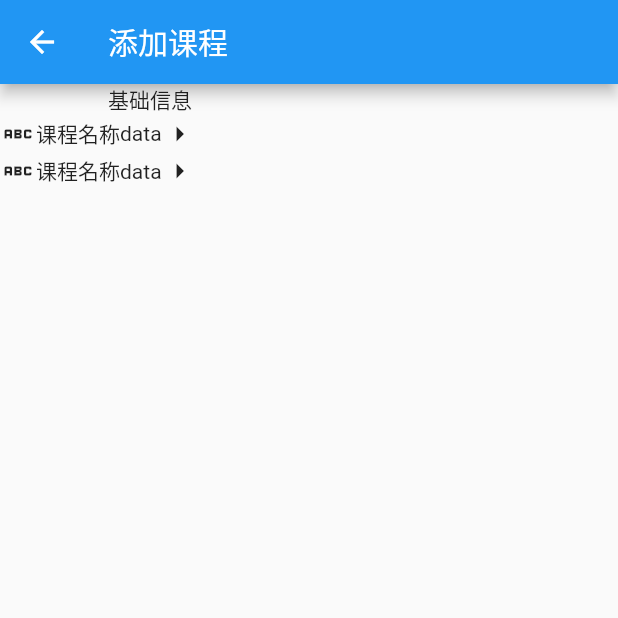
After one commit to GuuHeng/SmartEducation, a Flutter app: the SubjectAddPage screen opened directly, on a phone screen of 412 x 824 dp, the top half of it. The commit adds this screen. Run offline on Flutter 3.47's test engine with Material 2 defaults, Android fonts, the phone set to English and light mode, and no system bars; our stand-ins replace flutter_easyloading, shared_preferences, sqflite, time; accounts and stored records are empty.

Commit message:
no message

```diff
--- a/lib/pages/splash.dart
+++ b/lib/pages/splash.dart
@@ -1,7 +1,7 @@
 import 'package:flutter/material.dart';
 import 'package:smart_education/home/smart_education.dart';
 import 'package:smart_education/util/device.dart';
-
+import 'package:sqflite/sqflite.dart';
 import '../util/database/database_manager.dart';
 
 class Splash extends StatefulWidget {
@@ -19,9 +19,6 @@ class SplashState extends State<StatefulWidget> {
   @override
   void initState() {
     super.initState();
-
-    DatabaseManager().open("db_id");
-
     Future.delayed(Duration(seconds: 3), () {
       setState(() {
         splashHidden = true;
--- /dev/null
+++ b/lib/pages/timetable/subject_add_page.dart
@@ -0,0 +1,45 @@
+import 'package:flutter/material.dart';
+import 'package:smart_education/util/constant.dart';
+
+class SubjectAddPage extends StatefulWidget {
+  @override
+  State<StatefulWidget> createState() {
+    return SubjectAddPageState();
+  }
+}
+
+class SubjectAddPageState extends State<SubjectAddPage> {
+  @override
+  Widget build(BuildContext context) {
+    return Scaffold(
+        appBar: AppBar(
+          title: Text('添加课程'),
+        ),
+        body: Column(
+          children: [
+            Text("基础信息"),
+            Container(
+              width: 200,
+              height: 100,
+              child: ListView.separated(
+                  itemBuilder: (BuildContext context, int index) {
+                    return Row(
+                      children: [
+                        Icon(Icons.abc),
+                        Text("课程名称"),
+                        Stack(
+                          children: [Text("data")],
+                        ),
+                        Icon(Icons.arrow_right)
+                      ],
+                    );
+                  },
+                  separatorBuilder: (BuildContext context, int index) {
+                    return Divider(height: 1.0, color: Color(AppColor.list_separated_color));
+                  },
+                  itemCount: 2),
+            )
+          ],
+        ));
+  }
+}
--- a/lib/pages/timetable/timetable.dart
+++ b/lib/pages/timetable/timetable.dart
@@ -19,7 +19,7 @@ class TimeTable extends StatefulWidget {
 class _TimeTableState extends State<TimeTable> {
   // 时间区域的宽度
   final double timeAreaWidth = 50;
-  TimeTableDataManager _dataManager = TimeTableDataManager.dataManager;
+  TimeTableDataManager _dataManager = TimeTableDataManager();
 
   @override
   void initState() {
--- a/lib/pages/timetable/weekday_timetable.dart
+++ b/lib/pages/timetable/weekday_timetable.dart
@@ -26,7 +26,7 @@ class WeekdayTimeTableState extends State {
   // 装填这周每节课数据
   List<ClassSubjectUserData>? csUserDataList;
 
-  TimeTableDataManager _dataManager = TimeTableDataManager.dataManager;
+  TimeTableDataManager _dataManager = TimeTableDataManager();
   late WeekdayTimeTableData timeTableData;
   @override
   void initState() {
--- a/lib/router.dart
+++ b/lib/router.dart
@@ -1,4 +1,5 @@
 import 'package:flutter/material.dart';
+import 'package:smart_education/pages/timetable/subject_add_page.dart';
 import 'pages/timetable/subject_management.dart';
 import 'pages/timetable/timetable.dart';
 import 'pages/timetable/timetable_management.dart';
@@ -12,6 +13,7 @@ class SERouter {
 
   static const timetableManagementPage = 'timetable/management/timetable';
   static const subjectManagementPage = 'timetable/management/subject';
+  static const subjectAddPage = 'timetable/management/subject/add';
 
   Widget _generatePage(String url, dynamic params) {
     switch (url) {
@@ -25,6 +27,8 @@ class SERouter {
         return TimetableManagementPage();
       case subjectManagementPage:
         return SubjectManagementPage();
+      case subjectAddPage:
+        return SubjectAddPage();
     }
     return Scaffold();
   }
```
Also changed, not shown: lib/home/smart_education.dart (+9 -0 lines), lib/main.dart (+5 -5 lines), lib/pages/timetable/subject_management.dart (+64 -7 lines), lib/timetable/data/mock_data.dart (added, +71 -0 lines), lib/timetable/data/timetable_data_manager.dart (+57 -45 lines), lib/util/database/database_manager.dart (+8 -6 lines).
